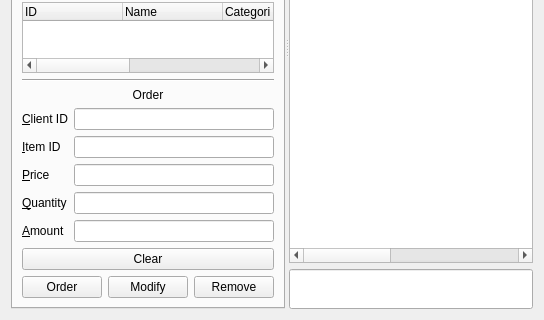
lee-jonggu/2ndProject, file B2B_CSAPP/ordermanager.ui: the form before one commit; both pictures show x 0 to 544 and y 282 to 602 of the 544 by 602 pixel window.
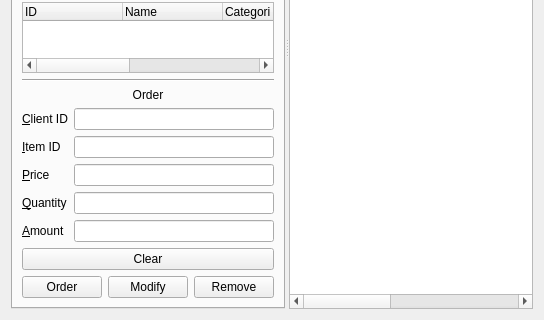
The form after the commit.

```diff
--- a/B2B_CSAPP/ordermanager.ui
+++ b/B2B_CSAPP/ordermanager.ui
@@ -7,7 +7,7 @@
     <x>0</x>
     <y>0</y>
     <width>544</width>
-    <height>565</height>
+    <height>523</height>
    </rect>
   </property>
   <property name="windowTitle">
@@ -15,6 +15,8 @@
   </property>
   <layout class="QVBoxLayout" name="verticalLayout_8">
    <item>
+    <layout class="QVBoxLayout" name="verticalLayout_7">
+     <item>
     <widget class="QLabel" name="label">
      <property name="minimumSize">
       <size>
@@ -535,7 +537,7 @@
       </widget>
      </widget>
      <widget class="QWidget" name="layoutWidget">
-      <layout class="QVBoxLayout" name="verticalLayout_7">
+        <layout class="QVBoxLayout" name="verticalLayout_6">
        <item>
         <widget class="QLabel" name="label_7">
          <property name="text">
@@ -547,8 +549,6 @@
         </widget>
        </item>
        <item>
-        <layout class="QVBoxLayout" name="verticalLayout_6">
-         <item>
           <widget class="QTreeWidget" name="orderTreeWidget">
            <column>
             <property name="text">
@@ -582,21 +582,11 @@
            </column>
           </widget>
          </item>
-         <item>
-          <widget class="QLineEdit" name="logTimeLineEdit">
-           <property name="minimumSize">
-            <size>
-             <width>0</width>
-             <height>40</height>
-            </size>
-           </property>
-          </widget>
-         </item>
         </layout>
-       </item>
-      </layout>
-     </widget>
-    </widget>
+       </widget>
+      </widget>
+     </item>
+    </layout>
    </item>
   </layout>
  </widget>
```
Lines whose indentation alone changed are shown as unchanged.
